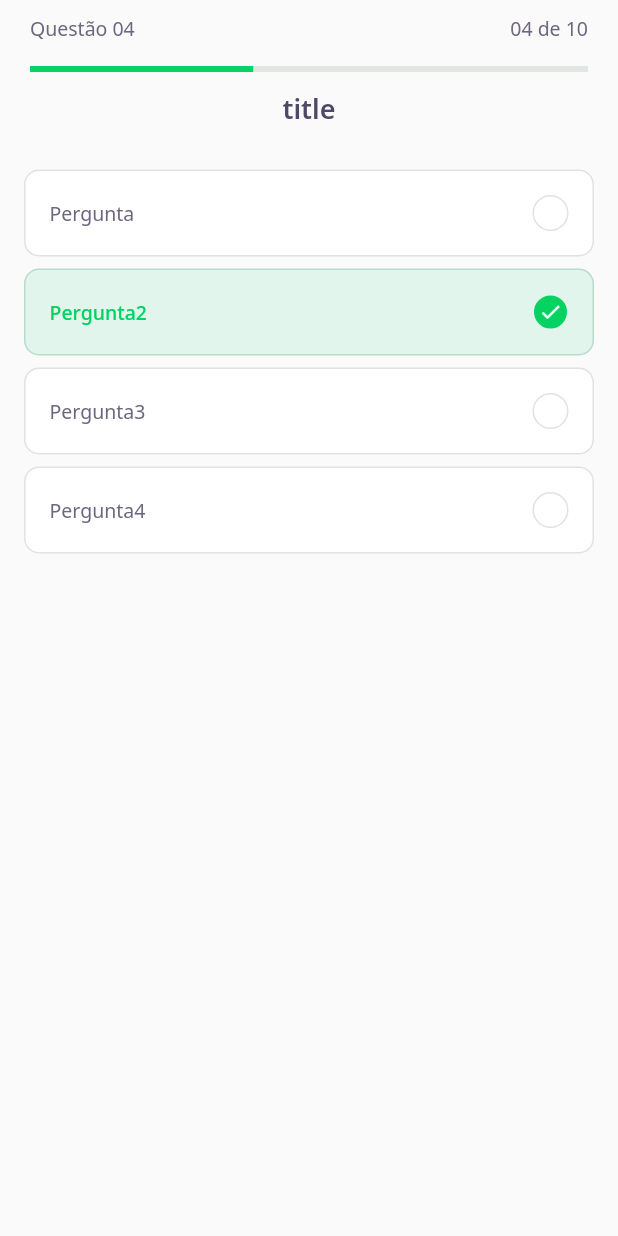
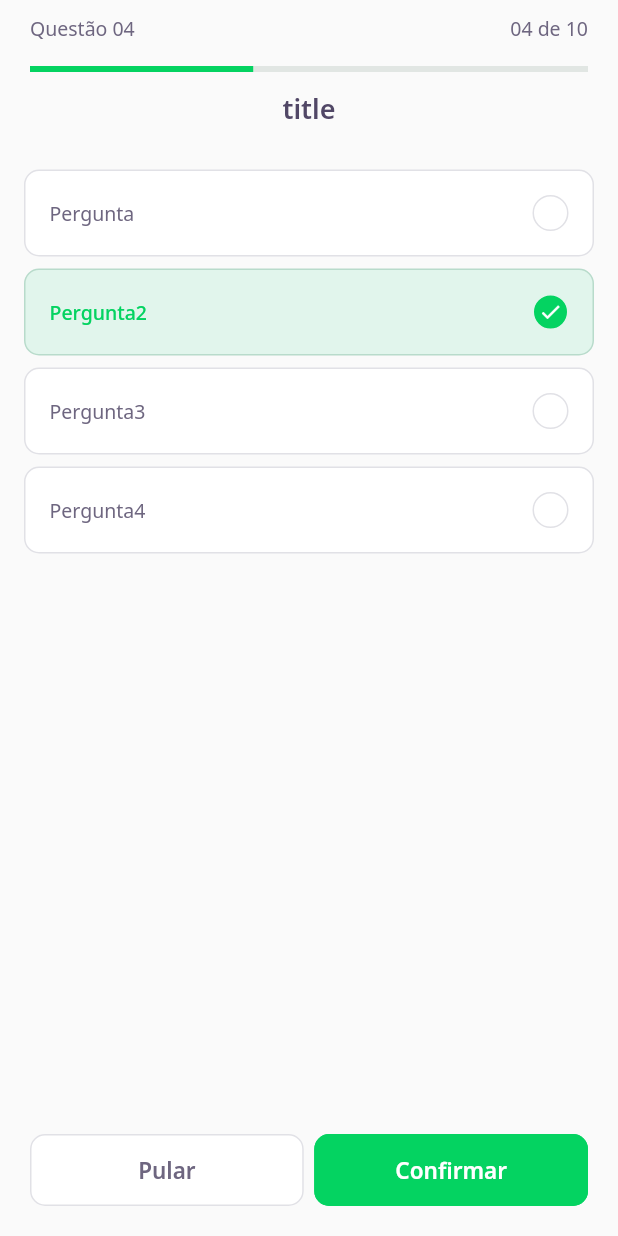
Before and after one commit to chulipinho/dev_quiz, a Flutter app: the ChallengePage screen opened directly, on a phone screen of 412 x 824 dp. Run offline on Flutter 3.47's test engine with Material 2 defaults, Android fonts, the phone set to English and light mode, and no system bars; our stand-ins replace google_fonts; missing offline and left inert: dart:html; accounts and stored records are empty.

Commit message:
Created next_button_widget

```diff
--- a/lib/challenge_page/challenge_page.dart
+++ b/lib/challenge_page/challenge_page.dart
@@ -1,3 +1,4 @@
+import 'package:devquiz/challenge_page/widgets/next_button_widget.dart';
 import 'package:devquiz/challenge_page/widgets/question_indicator_widget.dart';
 import 'package:devquiz/challenge_page/widgets/quiz_widget.dart';
 import 'package:flutter/material.dart';
@@ -21,6 +22,22 @@ class _ChallengePageState extends State<ChallengePage> {
         ),
       ),
       body: QuizWidget(title: "title"),
+      bottomNavigationBar: SafeArea(
+        bottom: true,
+        child: Padding(
+          padding: const EdgeInsets.symmetric(horizontal: 20, vertical: 20),
+          child: Row(
+            mainAxisAlignment: MainAxisAlignment.spaceAround,
+            children: [
+              Expanded(child: NextButtonWidget.white(label: "Pular", onTap: () {},)),
+              SizedBox(
+                width: 7,
+              ),
+              Expanded(child: NextButtonWidget.green(label: "Confirmar", onTap: () {},)),
+            ],
+          ),
+        ),
+      ),
     );
   }
 }
--- /dev/null
+++ b/lib/challenge_page/widgets/next_button_widget.dart
@@ -0,0 +1,53 @@
+import 'package:devquiz/core/app_colors.dart';
+import 'package:flutter/material.dart';
+import 'package:google_fonts/google_fonts.dart';
+
+class NextButtonWidget extends StatelessWidget {
+  final String label;
+  final Color backgroundColor;
+  final Color fontColor;
+  final Color borderColor;
+  final VoidCallback onTap;
+  const NextButtonWidget(
+      {Key? key,
+      required this.label,
+      required this.backgroundColor,
+      required this.fontColor,
+      required this.borderColor,
+      required this.onTap})
+      : super(key: key);
+
+  NextButtonWidget.green({required String label, required VoidCallback onTap})
+      : this.backgroundColor = AppColors.darkGreen,
+        this.fontColor = AppColors.white,
+        this.label = label,
+        this.onTap = onTap,
+        this.borderColor = AppColors.darkGreen;
+  NextButtonWidget.white({required String label, required VoidCallback onTap})
+      : this.backgroundColor = AppColors.white,
+        this.fontColor = AppColors.grey,
+        this.borderColor = AppColors.border,
+        this.onTap = onTap,
+        this.label = label;
+
+  @override
+  Widget build(BuildContext context) {
+    return Container(
+        height: 48,
+        child: TextButton(
+            style: ButtonStyle(
+              overlayColor: MaterialStateProperty.all(backgroundColor),
+                backgroundColor: MaterialStateProperty.all(backgroundColor),
+                side: MaterialStateProperty.all(BorderSide(color: borderColor)),
+                shape: MaterialStateProperty.all(RoundedRectangleBorder(
+                    borderRadius: BorderRadius.circular(10)))),
+            onPressed: () {
+              onTap;
+            },
+            child: Text(
+              label,
+              style: GoogleFonts.notoSans(
+                  fontWeight: FontWeight.w600, fontSize: 15, color: fontColor),
+            )));
+  }
+}
--- a/lib/core/app_widget.dart
+++ b/lib/core/app_widget.dart
@@ -1,3 +1,4 @@
+import 'package:devquiz/challenge_page/challenge_page.dart';
 import 'package:devquiz/home_page/home_page.dart';
 import 'package:flutter/material.dart';
 
@@ -6,7 +7,7 @@ class AppWidget extends StatelessWidget {
   Widget build(BuildContext context) {
     return MaterialApp(
       title: "DevQuiz",
-      home: HomePage(),
+      home: ChallengePage(),
     );
   }
 }
```
